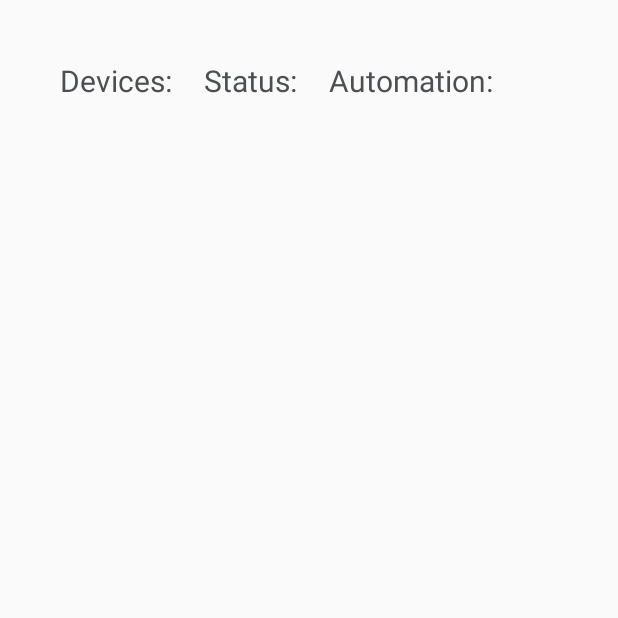
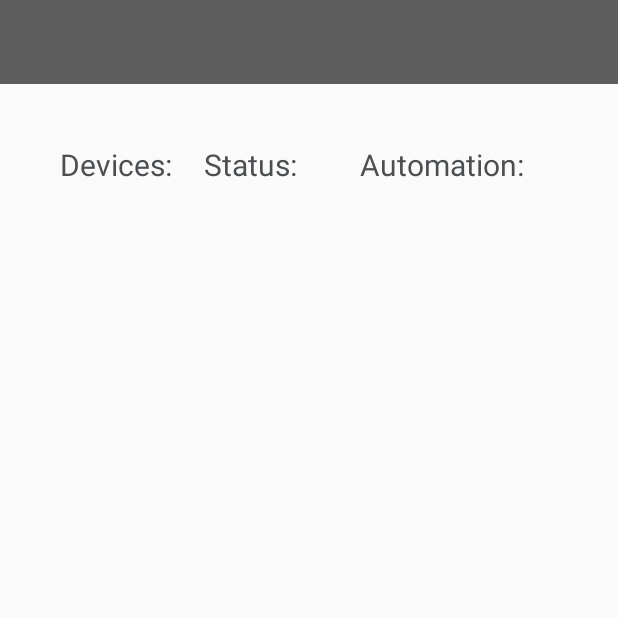
Before and after one commit to tobbetu-ceng-industry-collaborations/smarteff-android, an Android app: the ShowDevicesActivity screen opened directly, with no data from a screen before it, on a phone screen of 412 x 824 dp, the top half of it. Run offline under Robolectric (Android 15) with nearby library versions, the light colour scheme and no system bars; 3 statements that could not run were skipped.

Commit message:
Added Toolbar

```diff
--- a/app/src/main/res/layout/activity_all_devices.xml
+++ b/app/src/main/res/layout/activity_all_devices.xml
@@ -13,14 +13,16 @@
         android:layout_height="45dp"
         android:layout_marginRight="40dp"
         android:layout_marginLeft="40dp">
+
         <TextView
             android:id="@+id/device_tv"
             android:layout_width="wrap_content"
             android:layout_height="wrap_content"
+            android:layout_weight="0.25"
             android:text="Devices:"
-            android:textSize="20dp"
             android:textColor="@color/colorText"
-            android:layout_weight="0.25"/>
+            android:textSize="20dp" />
+
         <TextView
             android:id="@+id/status_tv"
             android:layout_width="wrap_content"
@@ -28,7 +30,7 @@
             android:text="Status:"
             android:textSize="20dp"
             android:textColor="@color/colorText"
-            android:layout_weight="0.25"/>
+            android:layout_weight="0.49"/>
         <TextView
             android:id="@+id/automation_tv"
             android:layout_width="wrap_content"
@@ -40,7 +42,7 @@
 
     </LinearLayout>
 
-    <ListView
+    <android.support.v7.widget.RecyclerView
         android:weightSum="0.70"
         android:id="@+id/device_list"
         android:layout_width="match_parent"
--- a/app/src/main/res/layout/activity_nav_main.xml
+++ b/app/src/main/res/layout/activity_nav_main.xml
@@ -6,12 +6,35 @@
     xmlns:tools="http://schemas.android.com/tools"
     android:id="@+id/drawer_layout"
     android:fitsSystemWindows="true"
+    tools:context=".UI.ShowDevicesActivity"
     tools:openDrawer="start">
 
-    <include
-        layout="@layout/activity_all_devices"
+    <LinearLayout
         android:layout_width="match_parent"
-        android:layout_height="match_parent" />
+        android:layout_height="match_parent"
+        android:orientation="vertical">
+
+        <android.support.v7.widget.Toolbar
+            android:id="@+id/toolbar"
+            android:theme="@style/ThemeOverlay.AppCompat.Dark.ActionBar"
+            android:popupTheme="@style/Theme.AppCompat.Light"
+            android:layout_width="match_parent"
+            android:layout_height="?attr/actionBarSize"
+            android:background="@color/colorPrimaryDark">
+        </android.support.v7.widget.Toolbar>
+
+        <FrameLayout
+            android:id="@+id/fragment_container"
+            android:layout_width="match_parent"
+            android:layout_height="match_parent">
+            <include
+                layout="@layout/activity_all_devices"
+                android:layout_width="match_parent"
+                android:layout_height="match_parent" />
+        </FrameLayout>
+
+    </LinearLayout>
+
 
     <android.support.design.widget.NavigationView
         android:id="@+id/nav_view"
--- /dev/null
+++ b/app/src/main/res/values-v21/styles.xml
@@ -0,0 +1,11 @@
+<?xml version="1.0" encoding="utf-8"?>
+<resources>
+
+    <style name="AppTheme.NoActionBar">
+        <item name="windowActionBar">false</item>
+        <item name="windowNoTitle">true</item>
+        <item name="android:statusBarColor">@android:color/transparent</item>
+
+    </style>
+
+</resources>
--- a/app/src/main/res/values/strings.xml
+++ b/app/src/main/res/values/strings.xml
@@ -9,5 +9,8 @@
     <string name="enable_automation_url_emulator">http://10.0.2.2:5000/EnableAutomation</string>
     <string name="suspend_automation_url_emulator">http://10.0.2.2:5000/SuspendAutomation</string>
 
+    <string name="navigation_drawer_open">Open navigation drawer</string>
+    <string name="navigation_drawer_close">Close navigation drawer</string>
+
 
 </resources>
```
